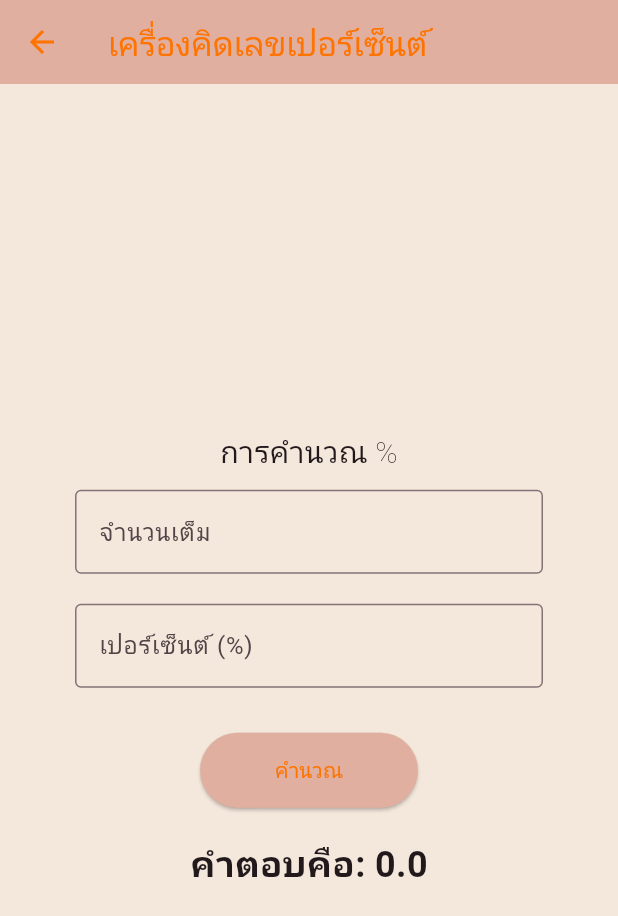
After one commit to TSUBASA753/w2_fix, a Flutter app: the CalPage screen opened by its route, after a tap on "คำนวณ", on a phone screen of 412 x 824 dp. The commit adds this screen. Shown: the top 916 px of the screen. Run offline on Flutter 3.47's test engine with Material 3 defaults, Android fonts, the phone set to English and light mode, and no system bars.

Commit message:
first commit

```diff
--- /dev/null
+++ b/lib/CslPage.dart
@@ -0,0 +1,76 @@
+import 'package:flutter/material.dart';
+
+class CalPage extends StatefulWidget {
+  const CalPage({super.key});
+
+  @override
+  State<CalPage> createState() => _1CalPageState();
+}
+
+class _1CalPageState extends State<CalPage> {
+  // สร้าง Controller เพื่อดึงค่าจากช่องกรอก
+  final TextEditingController _amountController = TextEditingController();
+  final TextEditingController _percentController = TextEditingController();
+
+  double _result = 0;
+
+  void _calculate() {
+    setState(() {
+      double amount = double.tryParse(_amountController.text) ?? 0;
+      double percent = double.tryParse(_percentController.text) ?? 0;
+      // สูตร: (จำนวนเต็ม * เปอร์เซ็นต์) / 100
+      _result = (amount * percent) / 100;
+    });
+  }
+
+  @override
+  Widget build(BuildContext context) {
+    return Scaffold(
+      appBar: AppBar(
+        title: const Text('เครื่องคิดเลขเปอร์เซ็นต์'),
+      ),
+      body: Padding(
+        padding: const EdgeInsets.all(50.0),
+        child: Column(
+          mainAxisAlignment: MainAxisAlignment.center,
+          children: [
+            Text('การคำนวณ %' ,style: const TextStyle(fontSize: 20,fontWeight: FontWeight.w200) ,),
+            const SizedBox(height: 10),
+            TextField(
+              controller: _amountController,
+              keyboardType: TextInputType.number,
+              decoration: const InputDecoration(
+                labelText: 'จำนวนเต็ม',
+                border: OutlineInputBorder(),
+              ),
+            ),
+            const SizedBox(height: 20),
+            TextField(
+              controller: _percentController,
+              keyboardType: TextInputType.number,
+              decoration: const InputDecoration(
+                labelText: 'เปอร์เซ็นต์ (%)',
+                border: OutlineInputBorder(),
+              ),
+            ),
+            const SizedBox(height: 30),
+            ElevatedButton(
+              onPressed: _calculate,
+              style: ElevatedButton.styleFrom(
+                backgroundColor: const Color(0xFFE0AFA0),
+                foregroundColor: const Color(0xFFFF7300),
+                padding: const EdgeInsets.symmetric(horizontal: 50, vertical: 15),
+              ),
+              child: const Text('คำนวณ'),
+            ),
+            const SizedBox(height: 20),
+            Text(
+              'คำตอบคือ: $_result',
+              style: const TextStyle(fontSize: 24, fontWeight: FontWeight.bold),
+            ),
+          ],
+        ),
+      ),
+    );
+  }
+}
--- a/lib/main.dart
+++ b/lib/main.dart
@@ -1,4 +1,5 @@
 import 'package:flutter/material.dart';
+import 'package:w2_31/CslPage.dart';
 import 'rectangie_page.dart';
 
 void main() {
```
